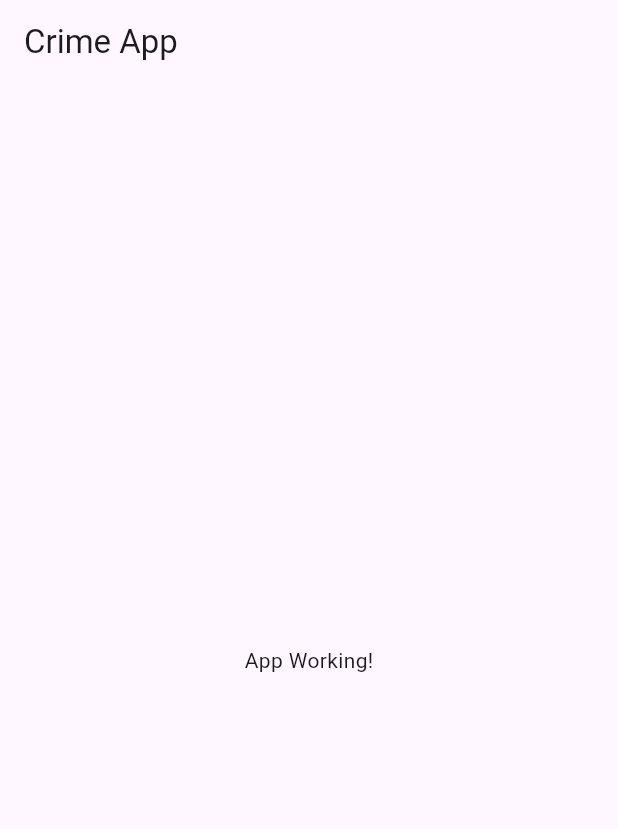
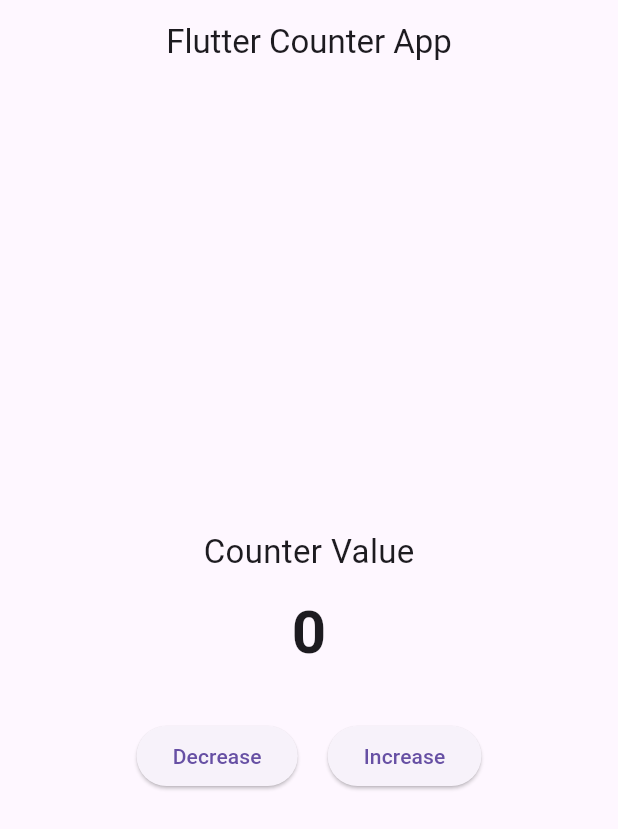
Before and after one commit to Yashavanth6362/New2006, a Flutter app: the screen it shows after launch, on a phone screen of 412 x 824 dp. Shown: the top 829 px of the screen. Run offline on Flutter 3.47's test engine with Material 3 defaults, Android fonts, the phone set to English and light mode, and no system bars.

Commit message:
Update main.dart

```diff
--- a/lib/main.dart
+++ b/lib/main.dart
@@ -1,6 +1,8 @@
 import 'package:flutter/material.dart';
 
-void main() => runApp(const MyApp());
+void main() {
+  runApp(const MyApp());
+}
 
 class MyApp extends StatelessWidget {
   const MyApp({super.key});
@@ -8,10 +10,67 @@ class MyApp extends StatelessWidget {
   @override
   Widget build(BuildContext context) {
     return MaterialApp(
+      title: 'Simple App',
       debugShowCheckedModeBanner: false,
-      home: Scaffold(
-        appBar: AppBar(title: const Text('Crime App')),
-        body: const Center(child: Text('App Working!')),
+      theme: ThemeData(primarySwatch: Colors.blue),
+      home: const HomePage(),
+    );
+  }
+}
+
+class HomePage extends StatefulWidget {
+  const HomePage({super.key});
+
+  @override
+  State<HomePage> createState() => _HomePageState();
+}
+
+class _HomePageState extends State<HomePage> {
+  int count = 0;
+
+  void increase() => setState(() => count++);
+  void decrease() => setState(() {
+        if (count > 0) count--;
+      });
+
+  @override
+  Widget build(BuildContext context) {
+    return Scaffold(
+      appBar: AppBar(
+        title: const Text("Flutter Counter App"),
+        centerTitle: true,
+      ),
+      body: Center(
+        child: Column(
+          mainAxisAlignment: MainAxisAlignment.center,
+          children: [
+            const Text(
+              "Counter Value",
+              style: TextStyle(fontSize: 22),
+            ),
+            const SizedBox(height: 10),
+            Text(
+              "$count",
+              style: const TextStyle(
+                  fontSize: 40, fontWeight: FontWeight.bold),
+            ),
+            const SizedBox(height: 30),
+            Row(
+              mainAxisAlignment: MainAxisAlignment.center,
+              children: [
+                ElevatedButton(
+                  onPressed: decrease,
+                  child: const Text("Decrease"),
+                ),
+                const SizedBox(width: 20),
+                ElevatedButton(
+                  onPressed: increase,
+                  child: const Text("Increase"),
+                ),
+              ],
+            )
+          ],
+        ),
       ),
     );
   }
```
